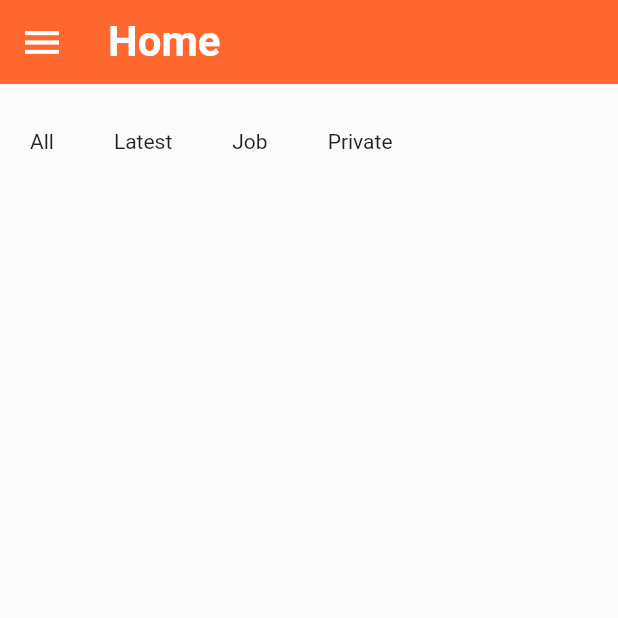
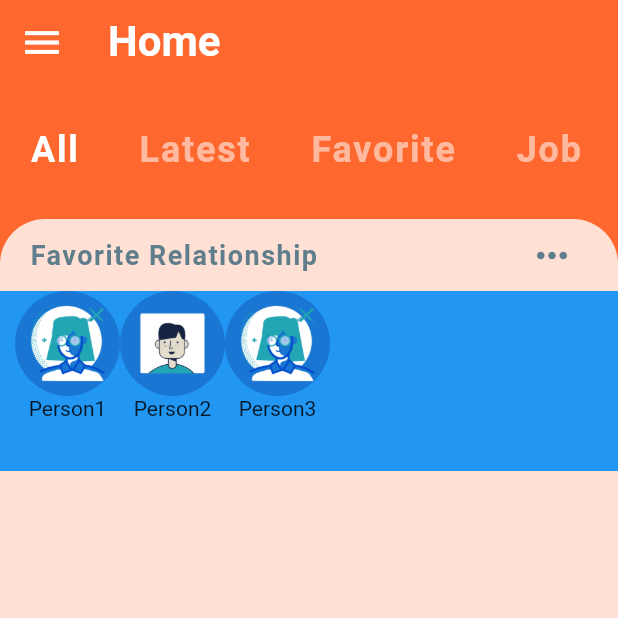
Before and after one commit to UserKazun/relationship_management, a Flutter app: the screen it shows after launch, on a phone screen of 412 x 824 dp, the top half of it. Run offline on Flutter 3.47's test engine with Material 2 defaults, Android fonts, the phone set to English and light mode, and no system bars.

Commit message:
[update]add new files,and display favorite users to home screen.

```diff
--- a/lib/main.dart
+++ b/lib/main.dart
@@ -11,7 +11,7 @@ class MyApp extends StatelessWidget {
       debugShowCheckedModeBanner: false,
       theme: ThemeData(
         primaryColor: Color(0xFFFE672E),
-        accentColor: Colors.blue,
+        accentColor: Color(0xFFFEE0D5),
       ),
       home: HomeScreen(),
     );
--- a/lib/screens/home_screen.dart
+++ b/lib/screens/home_screen.dart
@@ -1,4 +1,5 @@
 import 'package:flutter/material.dart';
+import 'package:relationship_management/widgets/favorite_relationships.dart';
 
 import '../widgets/category_selector.dart';
 
@@ -11,6 +12,7 @@ class _HomeScreenState extends State<HomeScreen> {
   @override
   Widget build(BuildContext context) {
     return Scaffold(
+      backgroundColor: Theme.of(context).primaryColor,
       appBar: AppBar(
         leading: IconButton(
           icon: Icon(Icons.menu),
@@ -30,6 +32,23 @@ class _HomeScreenState extends State<HomeScreen> {
       body: Column(
         children: <Widget>[
           CategorySelector(),
+          Expanded(
+            child: Container(
+              decoration: BoxDecoration(
+                color: Theme.of(context).accentColor,
+                borderRadius: BorderRadius.only(
+                  topLeft: Radius.circular(30.0),
+                  topRight: Radius.circular(30.0),
+                ),
+              ),
+              child: Column(
+                children: <Widget>[
+                  FavoriteRelationships(),
+                  //AllRelationships(),
+                ],
+              ),
+            ),
+          )
         ],
       ),
     );
--- a/lib/widgets/category_selector.dart
+++ b/lib/widgets/category_selector.dart
@@ -6,23 +6,39 @@ class CategorySelector extends StatefulWidget {
 }
 
 class _CategorySelectorState extends State<CategorySelector> {
-  int selectorIndex = 0;
-  final List<String> categories = ['All', 'Latest', 'Job', 'Private'];
+  int selectedIndex = 0;
+  final List<String> categories = ['All', 'Latest', 'Favorite', 'Job', 'Private'];
 
   @override
   Widget build(BuildContext context) {
     return Container(
       height: 90.0,
+      color: Theme.of(context).primaryColor,
       child: ListView.builder(
           scrollDirection: Axis.horizontal,
           itemCount: categories.length,
           itemBuilder: (BuildContext context, int index) {
-            return Padding(
-              padding: const EdgeInsets.symmetric(
-                horizontal: 20.0,
-                vertical: 30.0
+            return GestureDetector(
+              onTap: () {
+                setState(() {
+                  selectedIndex = index;
+                });
+              },
+              child: Padding(
+                padding: const EdgeInsets.symmetric(
+                  horizontal: 20.0,
+                  vertical: 30.0
+                ),
+                child: Text(
+                    categories[index],
+                  style: TextStyle(
+                    color: index == selectedIndex ? Colors.white : Colors.white54,
+                    fontSize: 24.0,
+                    fontWeight: FontWeight.bold,
+                    letterSpacing: 1.2
+                  ),
+                ),
               ),
-              child: Text(categories[index]),
             );
           }
       ),
--- /dev/null
+++ b/lib/widgets/favorite_relationships.dart
@@ -0,0 +1,57 @@
+import 'package:flutter/material.dart';
+import 'package:relationship_management/models/persons_model.dart';
+
+class FavoriteRelationships extends StatelessWidget {
+  @override
+  Widget build(BuildContext context) {
+    return Column(
+      children: <Widget>[
+        Padding(
+          padding: const EdgeInsets.symmetric(horizontal: 20.0),
+          child: Row(
+            mainAxisAlignment: MainAxisAlignment.spaceBetween,
+            children: <Widget>[
+              Text(
+                'Favorite Relationship',
+                style: TextStyle(
+                  color: Colors.blueGrey,
+                  fontSize: 18.0,
+                  fontWeight: FontWeight.bold,
+                  letterSpacing: 1.0,
+                ),
+              ),
+              IconButton(
+                icon: Icon(
+                    Icons.more_horiz
+                ),
+                iconSize: 30.0,
+                color: Colors.blueGrey,
+                onPressed: () {},
+              ),
+            ],
+          ),
+        ),
+        Container(
+          height: 120.0,
+          color: Colors.blue,
+          child: ListView.builder(
+              padding: EdgeInsets.only(left: 10.0),
+              scrollDirection: Axis.horizontal,
+              itemCount: favorites.length,
+              itemBuilder: (BuildContext context, int index) {
+                return Column(
+                  children: <Widget>[
+                    CircleAvatar(
+                      radius: 35.0,
+                      backgroundImage: AssetImage(favorites[index].imageUrl),
+                    ),
+                    Text(favorites[index].name),
+                  ],
+                );
+              },
+          ),
+        ),
+      ],
+    );
+  }
+}
```
Also changed, not shown: lib/models/person_detail_model.dart (deleted, +0 -57 lines), lib/models/person_model.dart (+7 -1 lines), lib/models/persons_model.dart (added, +59 -0 lines), lib/widgets/All_relationships.dart (added, +13 -0 lines), assets/images/Avatar1.png (renamed from assets/images/Avatar 6.png), assets/images/Avatar2.png (renamed from assets/images/Avatar 17.png).
